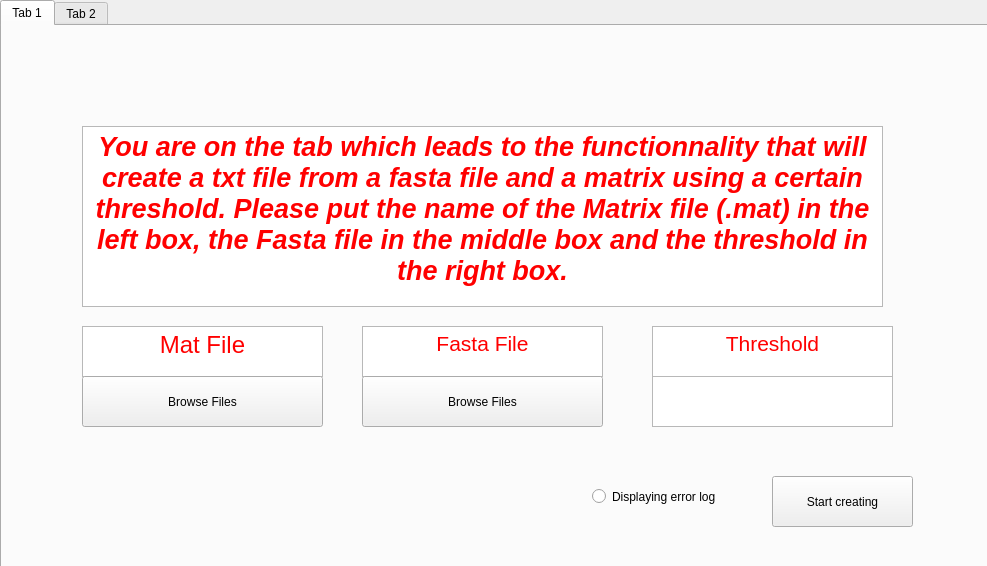
Above: GUI_Genomics/mainwindow.ui from BenjamLouis/Qt_Team_19 before the change. Below: the same form after it.
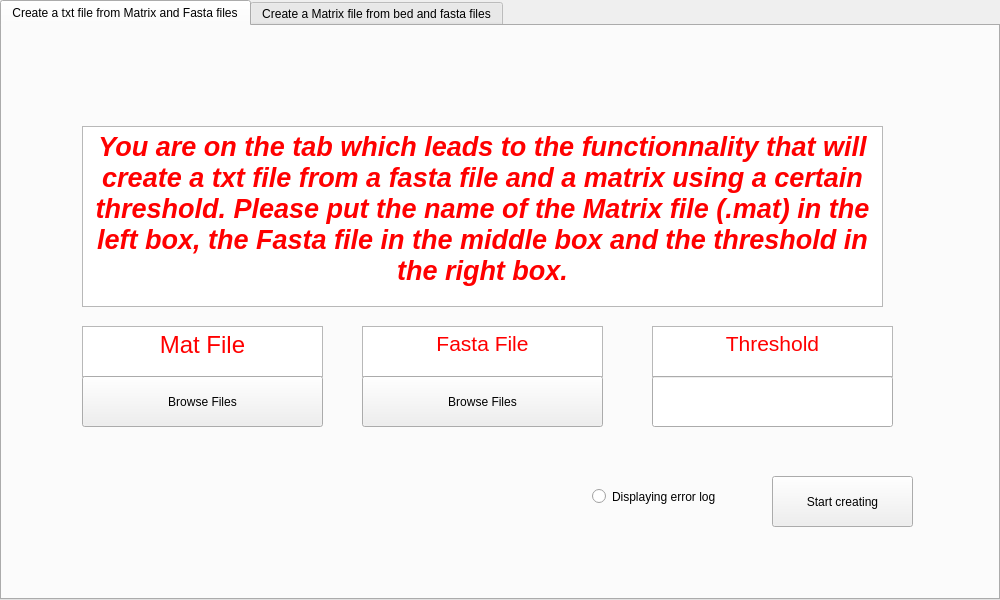
That is the form after the change.

The edit to the form file:
```diff
--- a/GUI_Genomics/mainwindow.ui
+++ b/GUI_Genomics/mainwindow.ui
@@ -6,8 +6,8 @@
    <rect>
     <x>0</x>
     <y>0</y>
-    <width>987</width>
-    <height>566</height>
+    <width>1000</width>
+    <height>600</height>
    </rect>
   </property>
   <property name="windowTitle">
@@ -19,8 +19,8 @@
      <rect>
       <x>0</x>
       <y>0</y>
-      <width>991</width>
-      <height>571</height>
+      <width>1000</width>
+      <height>600</height>
      </rect>
     </property>
     <property name="toolTip">
@@ -34,7 +34,7 @@
     </property>
     <widget class="QWidget" name="tab">
      <attribute name="title">
-      <string>Tab 1</string>
+      <string>Create a txt file from Matrix and Fasta files</string>
      </attribute>
      <widget class="QPushButton" name="pushButton">
       <property name="geometry">
@@ -156,7 +156,7 @@
        <string>Browse Files</string>
       </property>
      </widget>
-     <widget class="QTextBrowser" name="textBrowser_9">
+     <widget class="QLineEdit" name="lineEdit">
       <property name="geometry">
        <rect>
         <x>650</x>
@@ -169,7 +169,7 @@
     </widget>
     <widget class="QWidget" name="tab_2">
      <attribute name="title">
-      <string>Tab 2</string>
+      <string>Create a Matrix file from bed and fasta files</string>
      </attribute>
      <widget class="QPushButton" name="pushButton_2">
       <property name="geometry">
```
Left out of the diff: 5 changed lines with no effect on the pictures.
